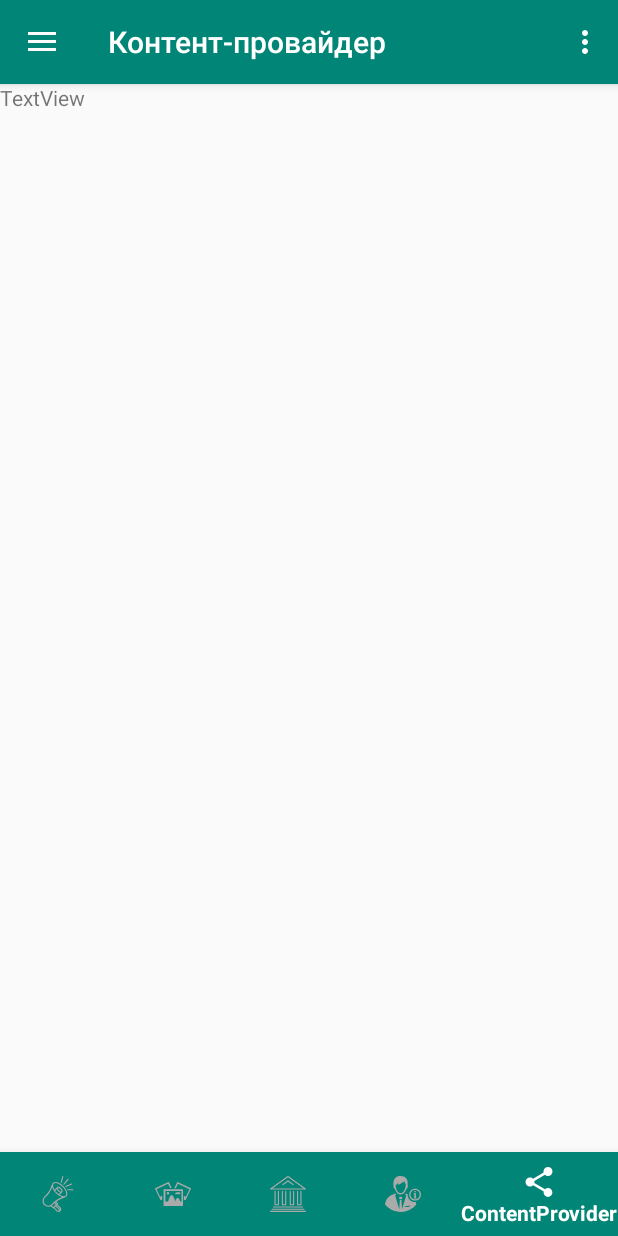
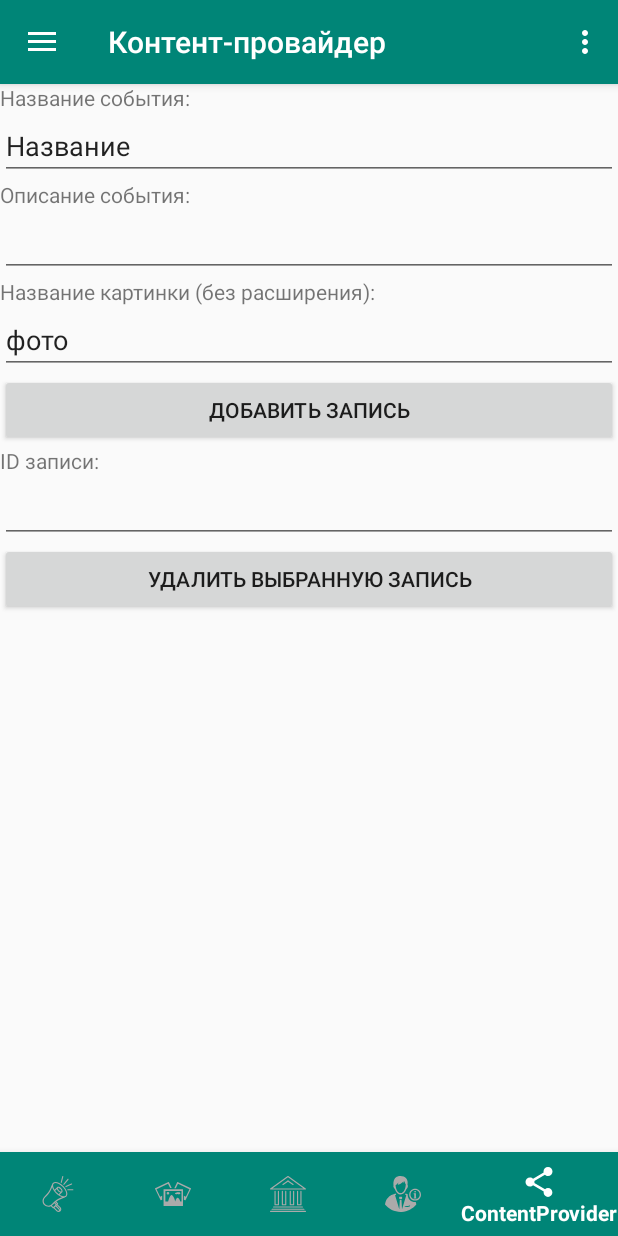
Before and after one commit to devdevdenis/AndroidStudioProjects, an Android app: the screen it shows after launch (MainActivity), item 5 of the bottom bar chosen, on a phone screen of 412 x 824 dp. Run offline under Robolectric (Android 15) with nearby library versions, the phone set to English and light mode, and no system bars; libraries missing offline, so code that uses them is left out: com.dbflow5.annotation, com.dbflow5.config, com.dbflow5.database, com.dbflow5.query, com.synnapps.carouselview; 7 statements that could not run were skipped.

Commit message:
content provider fixed

```diff
--- a/Varyag/app/src/main/java/com/example/denis/varyag/AppDatabase.java
+++ b/Varyag/app/src/main/java/com/example/denis/varyag/AppDatabase.java
@@ -3,6 +3,7 @@ package com.example.denis.varyag;
 import android.net.Uri;
 
 import com.dbflow5.annotation.Database;
+import com.dbflow5.annotation.Table;
 import com.dbflow5.config.DBFlowDatabase;
 import com.dbflow5.contentprovider.annotation.ContentProvider;
 import com.dbflow5.contentprovider.annotation.ContentType;
@@ -17,9 +18,7 @@ import com.dbflow5.contentprovider.annotation.TableEndpoint;
 public abstract class AppDatabase extends DBFlowDatabase{
 
     public static final int VERSION = 1;
-
     public static final String AUTHORITY = "com.example.denis.varyag.provider";
-
     public static final String BASE_CONTENT_URI = "content://";
 
     private static Uri buildUri(String... paths) {
@@ -34,7 +33,7 @@ public abstract class AppDatabase extends DBFlowDatabase{
     @TableEndpoint(name = eventProviderModel.ENDPOINT, contentProvider = AppDatabase.class)
     public static class eventProviderModel {
 
-        public static final String ENDPOINT = "Event";
+        public static final String ENDPOINT = "EventModel";
 
         @ContentUri(path = eventProviderModel.ENDPOINT,
                 type = ContentType.VND_MULTIPLE + ENDPOINT)
--- a/Varyag/app/src/main/java/com/example/denis/varyag/ProviderFragment.java
+++ b/Varyag/app/src/main/java/com/example/denis/varyag/ProviderFragment.java
@@ -1,13 +1,23 @@
 package com.example.denis.varyag;
 
+import android.content.ContentUris;
+import android.content.ContentValues;
 import android.content.Context;
+import android.database.Cursor;
 import android.net.Uri;
 import android.os.Bundle;
 import android.support.v4.app.Fragment;
+import android.support.v4.content.CursorLoader;
+import android.util.Log;
 import android.view.LayoutInflater;
 import android.view.View;
 import android.view.ViewGroup;
+import android.widget.Button;
+import android.widget.EditText;
 import android.widget.TextView;
+import android.widget.Toast;
+
+import java.net.URI;
 
 /**
  * A simple {@link Fragment} subclass.
@@ -23,9 +33,13 @@ public class ProviderFragment extends Fragment {
     private static final String ARG_PARAM1 = "param1";
     private static final String ARG_PARAM2 = "param2";
 
-    // TODO: Rename and change types of parameters
-    private String mParam1;
-    private String mParam2;
+    final Uri EVENT_URI = Uri
+            .parse("content://com.example.denis.varyag.provider/EventModel");
+
+    final String EVENT_TITLE = "title";
+    final String EVENT_IMG = "img";
+    final String EVENT_DEFINE = "define";
+    public View currentView;
 
     private OnFragmentInteractionListener mListener;
 
@@ -54,16 +68,30 @@ public class ProviderFragment extends Fragment {
     @Override
     public void onCreate(Bundle savedInstanceState) {
         super.onCreate(savedInstanceState);
-        if (getArguments() != null) {
-            mParam1 = getArguments().getString(ARG_PARAM1);
-            mParam2 = getArguments().getString(ARG_PARAM2);
-        }
     }
 
     @Override
     public View onCreateView(LayoutInflater inflater, ViewGroup container,
                              Bundle savedInstanceState) {
         final View view = inflater.inflate(R.layout.fragment_provider, container, false);
+
+        Button btnInsert = view.findViewById(R.id.btnInsert);
+        btnInsert.setOnClickListener(new View.OnClickListener() {
+            @Override
+            public void onClick(View v) {
+                addItem();
+            }
+        });
+
+        Button btnDelete = view.findViewById(R.id.btnDelete);
+        btnDelete.setOnClickListener(new View.OnClickListener() {
+            @Override
+            public void onClick(View v) {
+                deleteItem();
+            }
+        });
+
+        currentView = view;
         return view;
     }
 
@@ -105,4 +133,43 @@ public class ProviderFragment extends Fragment {
         // TODO: Update argument type and name
         void onFragmentInteraction(Uri uri);
     }
+
+    public void addItem(){
+        ContentValues cv = new ContentValues();
+
+        EditText el = (EditText) currentView.findViewById(R.id.eventLabel);
+        EditText ed = (EditText) currentView.findViewById(R.id.eventDefine);
+        EditText ei = (EditText) currentView.findViewById(R.id.eventImg);
+
+        cv.put(EVENT_TITLE, el.getText().toString());
+        cv.put(EVENT_IMG, ei.getText().toString());
+        cv.put(EVENT_DEFINE, ed.getText().toString());
+        Uri newUri = currentView.getContext().getContentResolver().insert(EVENT_URI, cv);
+        Log.d("MYLOGS", "insert, result Uri : " + newUri.toString());
+    }
+
+    public void deleteItem(){
+        EditText rn = (EditText) currentView.findViewById(R.id.rowId);
+        if (!rn.getText().toString().equals(""))
+        {
+            Long rowId = Long.parseLong(rn.getText().toString());
+//            Uri uri = ContentUris.withAppendedId(EVENT_URI, rowId);
+            String[] args = {rowId.toString()};
+            int cnt = currentView.getContext().getContentResolver().delete(EVENT_URI, "id = ?", args);
+            Log.d("MYLOGS", "delete, count = " + cnt);
+
+            if (cnt == 0)
+            {
+                Toast.makeText(getActivity(), "Запись с указанным id не существует.", Toast.LENGTH_SHORT).show();
+            }
+            else
+            {
+                Toast.makeText(getActivity(), "Указанная запись успешно удалена.", Toast.LENGTH_SHORT).show();
+            }
+        }
+        else
+        {
+            Toast.makeText(getActivity(), "Укажите идентификатор записи!", Toast.LENGTH_SHORT).show();
+        }
+    }
 }
--- a/Varyag/app/src/main/res/layout/fragment_provider.xml
+++ b/Varyag/app/src/main/res/layout/fragment_provider.xml
@@ -3,9 +3,75 @@
     xmlns:android="http://schemas.android.com/apk/res/android" android:layout_width="match_parent"
     android:layout_height="match_parent">
 
-    <TextView
-        android:id="@+id/textView2"
-        android:layout_width="wrap_content"
-        android:layout_height="wrap_content"
-        android:text="TextView" />
+
+    <LinearLayout
+        android:layout_width="match_parent"
+        android:layout_height="match_parent"
+        android:orientation="vertical">
+
+        <TextView
+            android:layout_width="match_parent"
+            android:layout_height="wrap_content"
+            android:text="@string/eventLabel" />
+
+        <EditText
+            android:id="@+id/eventLabel"
+            android:layout_width="match_parent"
+            android:layout_height="wrap_content"
+            android:ems="10"
+            android:inputType="textPersonName"
+            android:text="@string/eventLabelPlaceholder" />
+
+        <TextView
+            android:layout_width="match_parent"
+            android:layout_height="wrap_content"
+            android:text="@string/eventDefine" />
+
+        <EditText
+            android:id="@+id/eventDefine"
+            android:layout_width="match_parent"
+            android:layout_height="wrap_content"
+            android:ems="10"
+            android:inputType="textMultiLine" />
+
+        <TextView
+            android:layout_width="match_parent"
+            android:layout_height="wrap_content"
+            android:text="@string/eventImg" />
+
+        <EditText
+            android:id="@+id/eventImg"
+            android:layout_width="match_parent"
+            android:layout_height="wrap_content"
+            android:ems="10"
+            android:inputType="textPersonName"
+            android:text="@string/eventImgPlaceholder" />
+
+        <Button
+            android:id="@+id/btnInsert"
+            android:layout_width="match_parent"
+            android:layout_height="wrap_content"
+            android:text="@string/insert">
+        </Button>
+
+        <TextView
+            android:layout_width="match_parent"
+            android:layout_height="wrap_content"
+            android:text="@string/rowId" />
+
+        <EditText
+            android:id="@+id/rowId"
+            android:layout_width="match_parent"
+            android:layout_height="wrap_content"
+            android:ems="10"
+            android:inputType="numberDecimal" />
+
+        <Button
+            android:id="@+id/btnDelete"
+            android:layout_width="match_parent"
+            android:layout_height="wrap_content"
+            android:text="@string/delete">
+        </Button>
+
+    </LinearLayout>
 </android.support.constraint.ConstraintLayout>
--- a/Varyag/app/src/main/res/values/strings.xml
+++ b/Varyag/app/src/main/res/values/strings.xml
@@ -46,4 +46,13 @@
     <string name="second_name">Имя:</string>
     <string name="first_name">Фамилия:</string>
     <string name="contentProvider">ContentProvider</string>
+
+    <string name="insert">Добавить запись</string>
+    <string name="delete">Удалить выбранную запись</string>
+    <string name="eventLabel">Название события:</string>
+    <string name="eventLabelPlaceholder">Название</string>
+    <string name="eventDefine">Описание события:</string>
+    <string name="eventImg">Название картинки (без расширения):</string>
+    <string name="eventImgPlaceholder">фото</string>
+    <string name="rowId">ID записи:</string>
 </resources>
```
Also changed, not shown: Varyag/app/src/main/res/drawable/test1.jpg (added), Varyag/app/src/main/res/drawable/test2.jpg (added), Varyag/app/src/main/res/drawable/test3.jpg (added).
